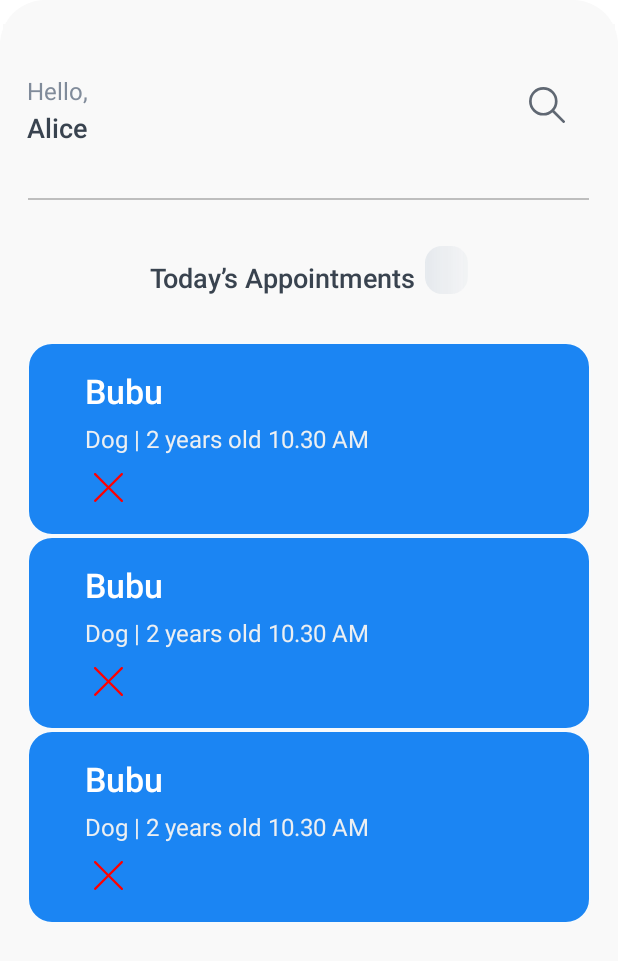
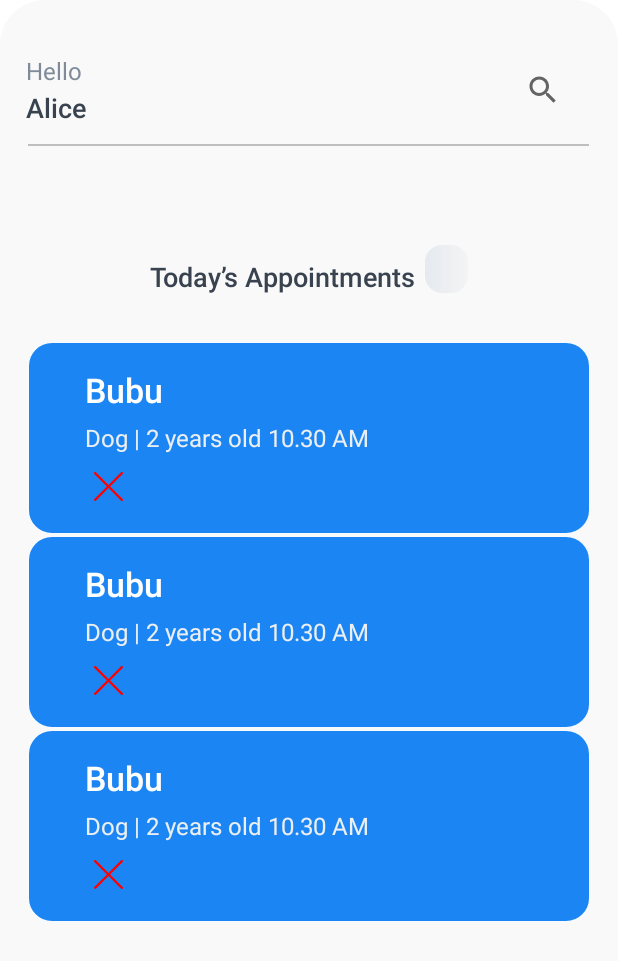
Before and after one commit to E-Hayvan/e-hayvan-android, an Android app: the VeterinarianDashboardActivity screen opened directly, with no data from a screen before it, on a phone screen of 412 x 824 dp. Shown: the top 961 px of the screen. Run offline under Robolectric (Android 15) with nearby library versions, the phone set to English and light mode, and no system bars; our stand-ins replace data binding; 2 statements that could not run were skipped.

Commit message:
#EHA-8# Added searchView to UI for pet owner and veterinarian dashboards, toolbar have been adjusted to be the same for all users, and made UI enhancements.

```diff
--- a/app/src/main/res/layout/activity_veterinarian_dashboard.xml
+++ b/app/src/main/res/layout/activity_veterinarian_dashboard.xml
@@ -13,43 +13,37 @@
             android:layout_height="match_parent"
             android:layout_width="match_parent"
             android:orientation="vertical" style="@style/groupStylegray_50cornerRadius">
-            <LinearLayout android:gravity="center_horizontal"
-                android:id="@+id/linearStatusBarNa"
-                android:layout_height="wrap_content"
-                android:layout_marginEnd="@dimen/_2pxh"
-                android:layout_marginStart="@dimen/_2pxh"
-                android:layout_marginTop="@dimen/_12pxv"
-                android:layout_width="match_parent"
-                android:orientation="vertical" style="@style/groupStylegray_50">
             <androidx.appcompat.widget.Toolbar
                 android:gravity="center_horizontal"
-                    android:id="@+id/toolbarToolbar"
                 android:layout_height="wrap_content"
-                    android:layout_marginEnd="@dimen/_14pxh"
-                    android:layout_marginStart="@dimen/_14pxh"
+                android:layout_marginEnd="@dimen/_15pxh"
+                android:layout_marginStart="@dimen/_15pxh"
                 android:layout_marginTop="@dimen/_24pxv"
                 android:layout_width="match_parent" app:contentInsetStart="0dp">
-                    <LinearLayout android:id="@+id/linearNavigationHe"
+
+                <LinearLayout android:gravity="end"
+                    android:id="@+id/linearNavigationHead"
                     android:layout_height="wrap_content"
                     android:layout_width="match_parent" android:orientation="horizontal">
-                        <LinearLayout android:gravity="start"
-                            android:id="@+id/linearColumnhello"
+                    <LinearLayout
+                        android:layout_width="wrap_content"
                         android:layout_height="wrap_content"
-                            android:layout_marginBottom="@dimen/_1pxv"
-                            android:layout_marginTop="@dimen/_1pxv"
-                            android:layout_weight="0.94"
-                            android:layout_width="0dp" android:orientation="vertical">
-                            <TextView android:ellipsize="end"
-                                android:id="@+id/txtHello"
+                        android:orientation="vertical"
+                        android:layout_marginEnd="270dp">
+
+                        <TextView
+                            android:ellipsize="end"
                             android:layout_height="wrap_content"
                             android:layout_marginEnd="@dimen/_10pxh"
                             android:layout_width="wrap_content"
                             android:lineSpacingExtra="@dimen/_6pxh"
                             android:singleLine="true"
-                                android:text="@{veterinarianDashboardVM.veterinarianDashboardModel.txtHello}"
-                                style="@style/txtNotoSansnotosansregular14" tools:text="@string/lbl_hello"/>
-                            <TextView android:ellipsize="end"
-                                android:id="@+id/txtEsther"
+                            android:text="Hello"
+                            style="@style/txtNotoSansnotosansregular14"
+                            tools:text="@string/lbl_hello"/>
+
+                        <TextView
+                            android:ellipsize="end"
                             android:layout_height="wrap_content"
                             android:layout_marginEnd="@dimen/_10pxh"
                             android:layout_marginTop="@dimen/_1pxv"
@@ -57,35 +51,27 @@
                             android:lineSpacingExtra="@dimen/_6pxh"
                             android:singleLine="true"
                             android:text="@{veterinarianDashboardVM.veterinarianDashboardModel.txtUser}"
-                                style="@style/txtNotoSansnotosanssemibold16" tools:text="Alice"/>
+                            style="@style/txtNotoSansnotosanssemibold16"
+                            tools:text="@string/lbl_esther"/>
                     </LinearLayout>
-                        <ImageButton
-                            android:id="@+id/btnSearch"
-                            android:layout_width="24dp"
-                            android:layout_height="24dp"
-                            android:scaleType="fitXY"
-                            android:layout_marginTop="10dp"
-                            android:background="?android:attr/selectableItemBackground"
-                            android:src="@drawable/img_search"
-                            tools:src="@drawable/img_search" />
-                        <View android:background="@color/gray_300"
-                            android:id="@+id/lineDivider"
-                            android:layout_height="@dimen/_19pxv"
-                            android:layout_marginBottom="@dimen/_12pxv"
-                            android:layout_marginStart="@dimen/_15pxh"
-                            android:layout_marginTop="@dimen/_12pxv"
-                            android:layout_weight="0.0" android:layout_width="0dp"/>
+                    <SearchView
+                        android:id="@+id/petOwnerDashboardSearchView"
+                        android:layout_width="wrap_content"
+                        android:layout_height="wrap_content"
+                        android:layout_marginEnd="10dp"/>
+
+
                 </LinearLayout>
+
             </androidx.appcompat.widget.Toolbar>
             <View
                 android:background="@drawable/rectangle_gradient_s_bluegray_400_87_e_bluegray_400_87"
-                    android:id="@+id/lineLine"
                 android:layout_gravity="center_horizontal"
                 android:layout_height="@dimen/_1pxv"
-                    android:layout_marginEnd="@dimen/_16pxh"
-                    android:layout_marginStart="@dimen/_16pxh"
-                    android:layout_marginTop="@dimen/_20pxv" android:layout_width="@dimen/_327pxh"/>
-            </LinearLayout>
+                android:layout_marginEnd="@dimen/_15pxh"
+                android:layout_marginStart="@dimen/_15pxh"
+                android:layout_marginBottom="35dp"
+                android:layout_marginTop="@dimen/_6pxv" android:layout_width="@dimen/_327pxh"/>
             <LinearLayout android:gravity="start"
                 android:id="@+id/linearNavigationSe"
                 android:layout_height="wrap_content"
```
Also changed, not shown: app/src/main/res/layout/activity_dashboard.xml (+7 -13 lines), app/src/main/res/layout/activity_pet_owner_dashboard.xml (+37 -54 lines), app/src/main/res/layout/activity_vet_search_screen.xml (+13 -20 lines). Lines whose indentation alone changed are shown as unchanged.
